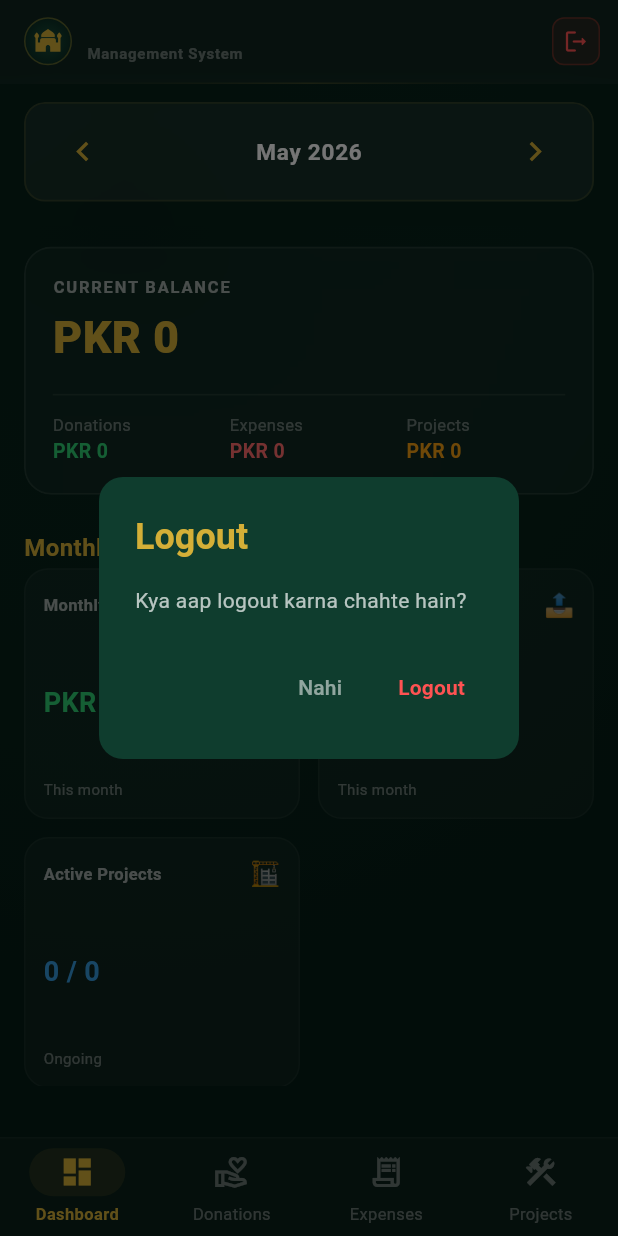
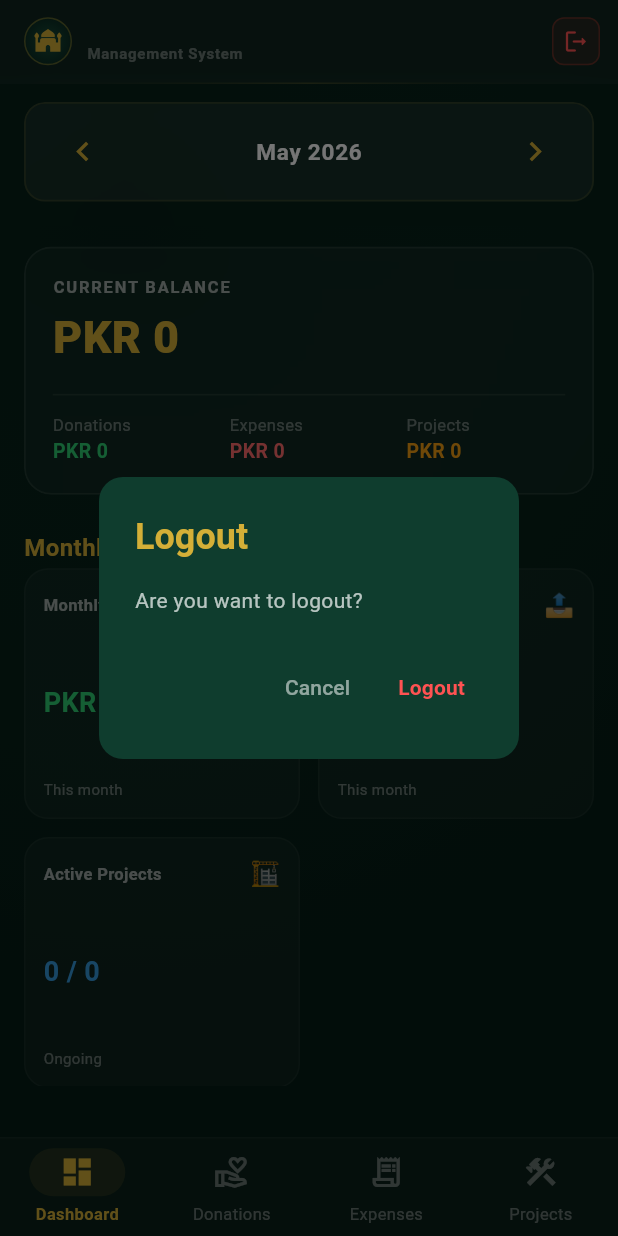
Before and after one commit to muhammadpatni/masjidapp, a Flutter app: the MainScreen screen opened directly, after a tap on the "logout" icon, on a phone screen of 412 x 824 dp. Run offline on Flutter 3.47's test engine with Material 3 defaults, Android fonts, the phone set to English and light mode, and no system bars; our stand-ins replace cloud_firestore, firebase_auth, firebase_core, google_fonts; accounts and stored records are empty; Roboto replaces fonts that are missing (Cairo).

```diff
--- a/lib/screens/main_screen.dart
+++ b/lib/screens/main_screen.dart
@@ -243,14 +243,14 @@ class _MainScreenState extends State<MainScreen> {
           style: GoogleFonts.cairo(color: kGold, fontWeight: FontWeight.bold),
         ),
         content: Text(
-          'Kya aap logout karna chahte hain?',
+          'Are you want to logout?',
           style: GoogleFonts.cairo(color: Colors.white70),
         ),
         actions: [
           TextButton(
             onPressed: () => Navigator.pop(context, false),
             child: Text(
-              'Nahi',
+              'Cancel',
               style: GoogleFonts.cairo(color: Colors.white54),
             ),
           ),
--- a/lib/widgets/form_fields.dart
+++ b/lib/widgets/form_fields.dart
@@ -258,7 +258,7 @@ class AmountField extends StatelessWidget {
     validator: (v) {
       if (v == null || v.isEmpty) return '$label is required';
       if (double.tryParse(v) == null) return 'Enter a valid number';
-      if (double.parse(v) <= 0) return 'Amount must be greater than 0';
+      // if (double.parse(v) <= 0) return 'Amount must be greater than 0';
       return null;
     },
     decoration: InputDecoration(
```
